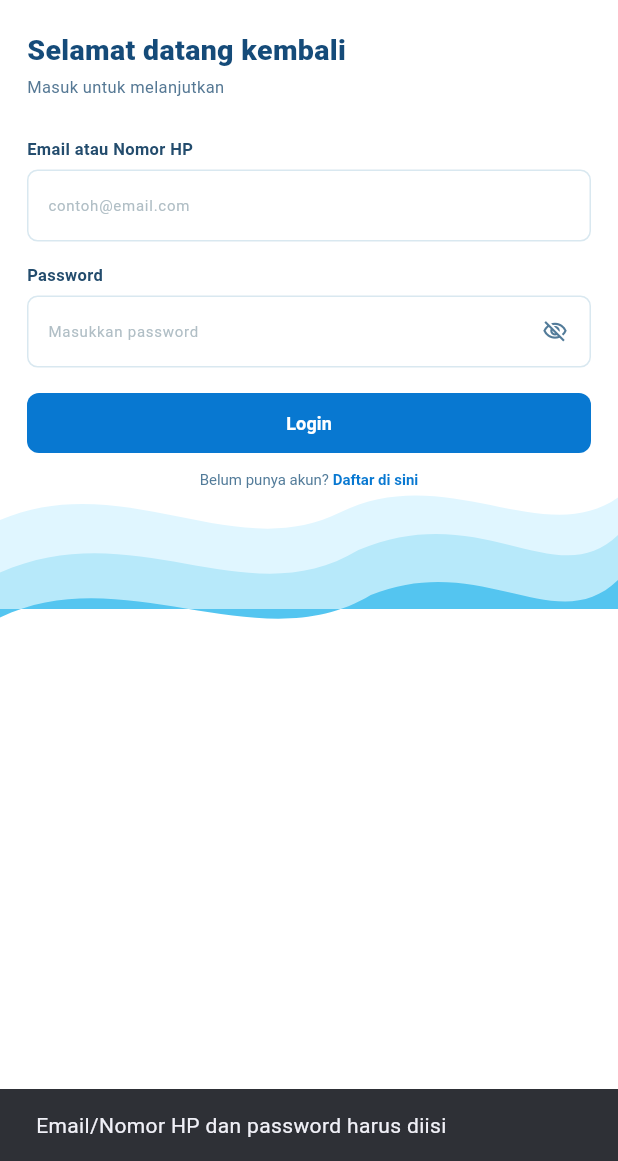
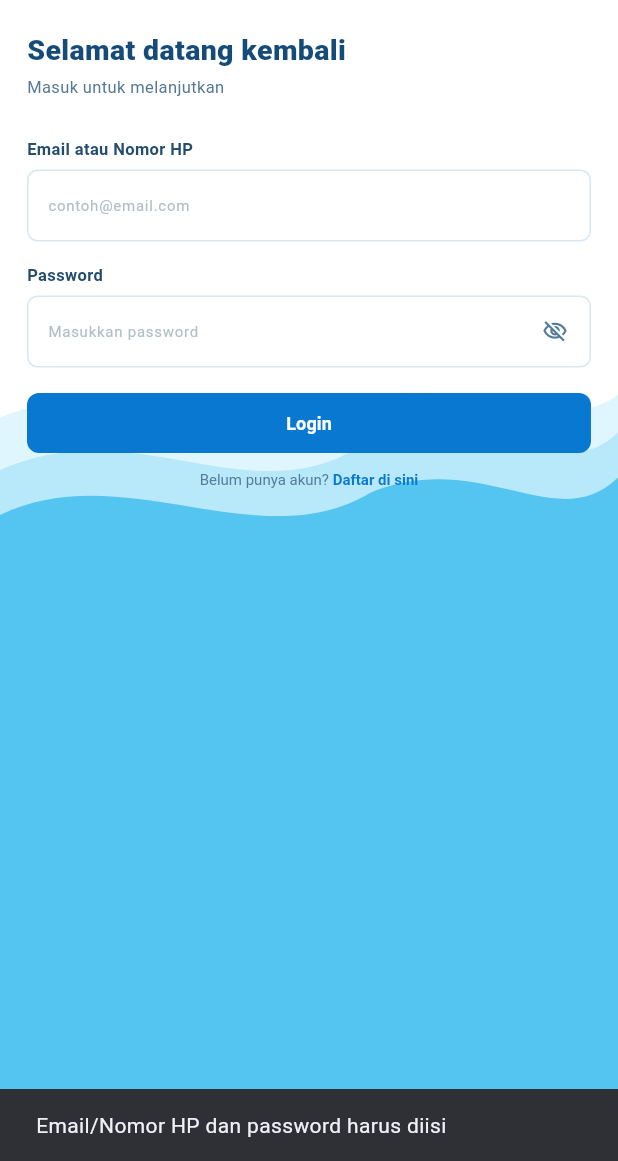
Before and after one commit to arfianti056-cloud/lautcare, a Flutter app: the screen it shows after launch, after a tap on "Login", on a phone screen of 412 x 824 dp, the part 75-1236 px from its top. Run offline on Flutter 3.47's test engine with Material 3 defaults, Android fonts, the phone set to English and light mode, and no system bars.

Commit message:
perbaikan halaman login

```diff
--- a/lib/screens/login_screen.dart
+++ b/lib/screens/login_screen.dart
@@ -43,12 +43,15 @@ class _LoginScreenState extends State<LoginScreen> {
 
   @override
   Widget build(BuildContext context) {
+
 return Scaffold(
-      backgroundColor: Colors.white,
+  backgroundColor: const Color(0xFF54C5F0),
   body: Stack(
     children: [
       Positioned.fill(
-            child: CustomPaint(painter: LoginBackgroundPainter()),
+        child: CustomPaint(
+          painter: LoginBackgroundPainter(),
+        ),
       ),
 
       SafeArea(
@@ -297,7 +300,7 @@ class LoginBackgroundPainter extends CustomPainter {
 
     final path1 = Path();
 
-    final waveTop = size.height * 0.87;
+    final waveTop = size.height * 0.72;
 
     path1.moveTo(0, waveTop);
 
```
Lines whose indentation alone changed are shown as unchanged.
